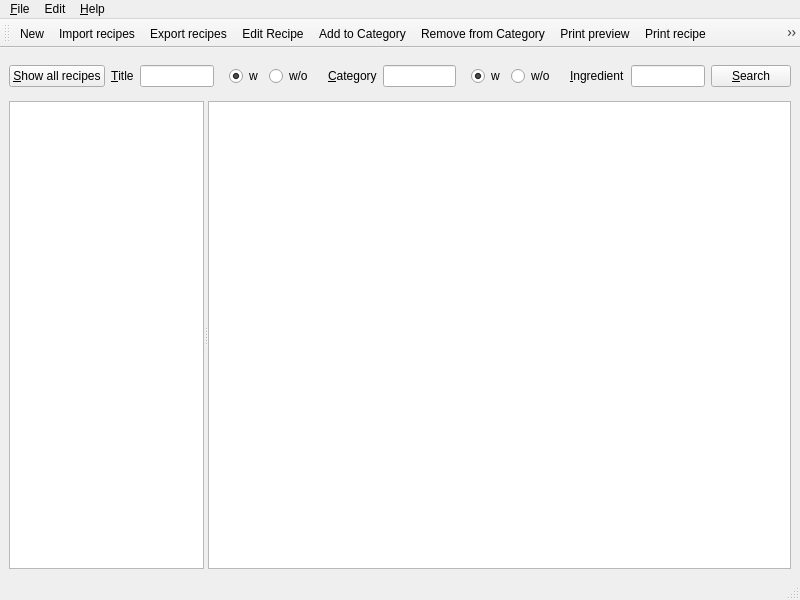
Qt form anymeal/main_window.ui (wedesoft/anymeal) before a commit.
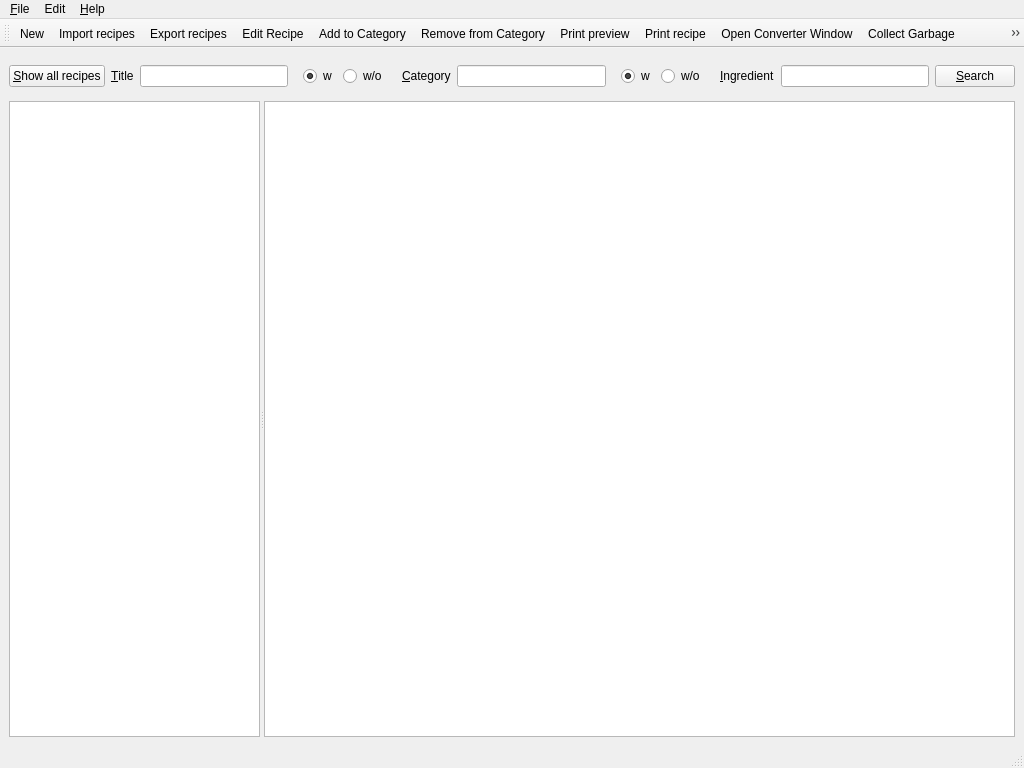
The same form after that commit. Icons and pictures are not drawn.

Commit message: Increase main window size

Patch:
```diff
--- a/anymeal/main_window.ui
+++ b/anymeal/main_window.ui
@@ -6,8 +6,8 @@
    <rect>
     <x>0</x>
     <y>0</y>
-    <width>800</width>
-    <height>600</height>
+    <width>1024</width>
+    <height>768</height>
    </rect>
   </property>
   <property name="windowTitle">
@@ -192,7 +192,7 @@
     <rect>
      <x>0</x>
      <y>0</y>
-     <width>800</width>
+     <width>1024</width>
      <height>30</height>
     </rect>
    </property>
```
